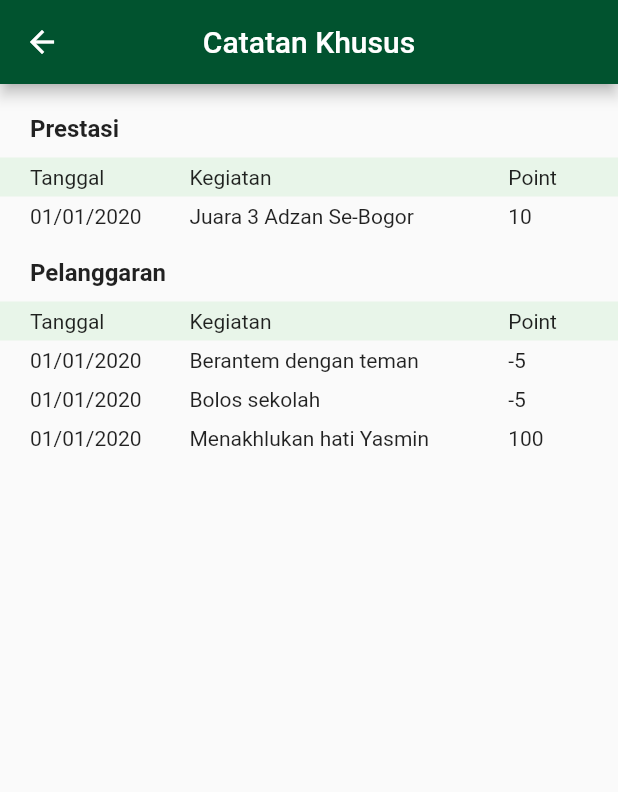
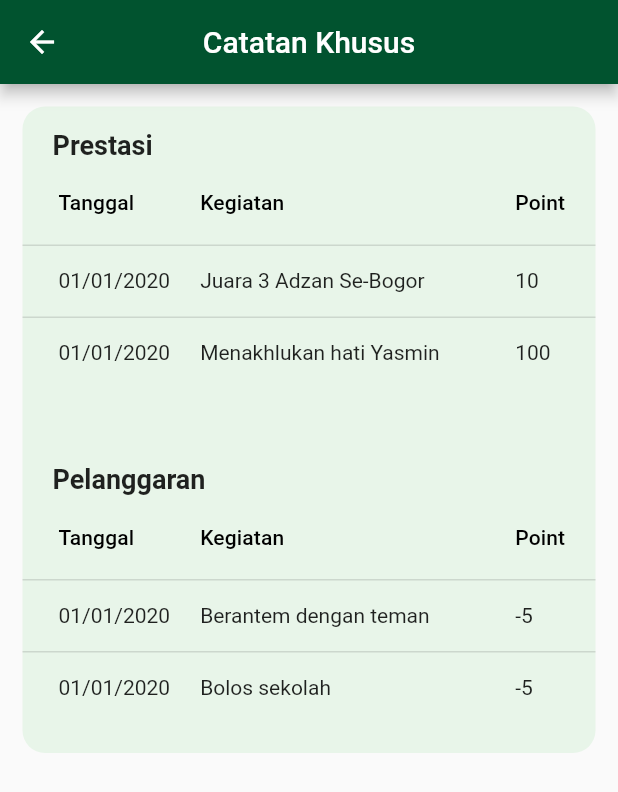
Before and after one commit to friskameilani/SCB-for-Parents, a Flutter app: the CatatanKhusus screen opened by its route, on a phone screen of 412 x 824 dp. Shown: the top 792 px of the screen. Run offline on Flutter 3.47's test engine with Material 2 defaults, Android fonts, the phone set to English and light mode, and no system bars; our stand-ins replace carousel_pro, flutter_secure_storage, shared_preferences; accounts and stored records are empty.

Commit message:
fix catatan khusus

```diff
--- a/lib/controllers/catatanKhusus.dart
+++ b/lib/controllers/catatanKhusus.dart
@@ -1,10 +1,9 @@
-
-class catatan {
+class Catatan {
   String nis, jenis, tanggal, kegiatan, point;
 
-  catatan(this.nis, this.jenis, this.tanggal, this.kegiatan, this.point);
+  Catatan(this.nis, this.jenis, this.tanggal, this.kegiatan, this.point);
 
-  catatan.fromJson(Map<String, dynamic> json) {
+  Catatan.fromJson(Map<String, dynamic> json) {
     nis = json['nis'];
     jenis = json['jenis'];
     tanggal = json['tanggal'];
@@ -22,15 +21,3 @@ class catatan {
     return data;
   }
 }
-//class catatanList{
-//  List<catatan> breeds;
-//
-//  catatanList({this.breeds});
-//
-//  factory catatanList.fromJson(List<dynamic> json) {
-//    return catatanList(
-//        breeds: json
-//            .map((e) => catatan.fromJson(e as Map<String, dynamic>))
-//            .toList());
-//  }
-//}
--- a/lib/views/catatanKhusus.dart
+++ b/lib/views/catatanKhusus.dart
@@ -17,10 +17,9 @@ class _CatatanKhususState extends State<CatatanKhusus> {
   var scbgreen2 = Color.fromRGBO(1, 83, 47, 1);
 
   final String url = "lib/models/prestasiDanPelanggaran.json";
-  List<catatan> catatanSiswa = [];
-  var prestasi = 0;
-  var pelanggaran = 0;
-
+  List<Catatan> catatanSiswa = [];
+  var prestasiList = [];
+  var pelanggaranList = [];
 
   @override
   void initState() {
@@ -32,135 +31,170 @@ class _CatatanKhususState extends State<CatatanKhusus> {
 //    http.Response jsonText= await http.post(url, body: {"jenis": "prestasi"});
     var jsonText = await rootBundle.loadString(url);
     var dataText = json.decode(jsonText);
+    print(dataText);
     var data;
     for (data in dataText) {
-      catatanSiswa.add(new catatan(
+      catatanSiswa.add(new Catatan(
           data['nis'], data['jenis'], data['tanggal'], data['kegiatan'], data['point']));
     }
+    var item;
+    for(item in dataText){
+      if (item['jenis'] == 'Prestasi') {
+        prestasiList.add(item);
+      }
+      else {
+        pelanggaranList.add(item);
+      }
+    }
+    print(prestasiList);
+    print(pelanggaranList);
     setState(() {});
 
     return 'success';
   }
 
   Widget _prestasi(index) {
-    prestasi += 1;
-    if(prestasi==1) {
-    return Container(
-      padding: EdgeInsets.fromLTRB(0, 15, 0, 0),
-      child: Column(
+    return Column(
+      crossAxisAlignment: CrossAxisAlignment.stretch,
+        children: [
+          DataTable(
+            columnSpacing: 20,
+            columns: [
+              DataColumn(
+                label: Text('Tanggal'),
+              ),
+              DataColumn(
+                label: Text('Kegiatan'),
+              ),
+              DataColumn(
+                label: Text('Point'),
+//              numeric: false,
+//              tooltip: "",
+              ),
+            ],
+            rows: prestasiList.map((element) =>
+                DataRow(
+                    cells: <DataCell> [
+                      DataCell(Text(element['tanggal'])),
+                      DataCell(Container(
+                        width: 190, //SET WIDTH
+                        child: Text(
+                            element['kegiatan']
+                        ),
+                      )),
+                      DataCell(Text(element['point'])),
+                    ]),).toList(),
+          ),
+          _pelanggaran(1)
+        ],
+        );
+    }
+
+  Widget _pelanggaran(index) {
+    return Column(
       crossAxisAlignment: CrossAxisAlignment.stretch,
       children: [
         Container(
-            padding: EdgeInsets.fromLTRB(20, 5, 20, 10),
-            child: Text("Prestasi", style: TextStyle(fontWeight: FontWeight.bold, fontSize: 16),),
+            padding: EdgeInsets.fromLTRB(20, 50, 20, 0),
+            child: Text("Pelanggaran",
+              style: TextStyle(fontWeight: FontWeight.bold, fontSize: 18),)
         ),
         Container(
-            color: Colors.green[50],
-            padding: EdgeInsets.fromLTRB(20, 5, 20, 5),
-            child: Row(
-              children: [
-                Expanded(flex: 2, child: Text("Tanggal")),
-                Expanded(flex: 4, child: Text("Kegiatan")),
-                Expanded(flex: 1, child: Text("Point")),
-              ],),
+          child: DataTable(
+              columnSpacing: 20,
+              columns: [
+                DataColumn(
+                  label: Text('Tanggal'),
                 ),
-          Container(
-            padding: EdgeInsets.fromLTRB(20, 5, 20, 5),
-            child: Row(
-              children: [
-                Expanded(flex: 2, child: Text(catatanSiswa[index].tanggal),),
-                Expanded(flex: 4, child: Text(catatanSiswa[index].kegiatan),),
-                Expanded(flex: 1, child: Text(catatanSiswa[index].point),),
-              ],),
+                DataColumn(
+                  label: Text('Kegiatan'),
+                ),
+                DataColumn(
+                  label: Text('Point'),
+                ),
+              ],
+              rows: pelanggaranList.map((element) =>
+                  DataRow(
+                      cells: <DataCell> [
+                        DataCell(Text(element['tanggal'])),
+                        DataCell(Container(
+                          width: 190, //SET width
+                          child: Text(
+                              element['kegiatan']
+                          ),
+                        )),
+                        DataCell(Text(element['point'])),
+                      ]),).toList(),
+            ),
         )
-        ],
-      ),
+    ]
     );
   }
-    else {
-      return Container(
-        padding: EdgeInsets.fromLTRB(20, 5, 20, 5),
-        child: Row(
-          children: [
-            Expanded(flex: 2, child: Text(catatanSiswa[index].tanggal),),
-            Expanded(flex: 4, child: Text(catatanSiswa[index].kegiatan),),
-            Expanded(flex: 1, child: Text(catatanSiswa[index].point),),
-          ],),
-      );
-    }
-//    ~~~~~~ JIKA TIDAK ADA DATA PELANGGARAN ~~~~~~
-//    if((index == (catatanSiswa.length-1)) && (pelanggaran == 0)){
+
+//  Widget _pelanggaran(index) {
+//    pelanggaran += 1;
+//    if(pelanggaran==1) {
 //      return Container(
 //        child: Column(
-//            crossAxisAlignment: CrossAxisAlignment.stretch,
-//            children: [
-//              Container(
+//          crossAxisAlignment: CrossAxisAlignment.stretch,
+//          children: [
+//            Container(
 //              padding: EdgeInsets.fromLTRB(20, 15, 20, 10),
-//                child: Text("Pelanggaran", style: TextStyle(fontWeight: FontWeight.bold, fontSize: 16),),
-//              ),
-//              Container(
-//                color: Colors.green[50],
-//                padding: EdgeInsets.fromLTRB(20, 5, 20, 5),
-//                child: Row(
+//              child: Text("Pelanggaran", style: TextStyle(fontWeight: FontWeight.bold, fontSize: 16),),
+//            ),
+//            Container(
+//              color: Colors.green[50],
+//              padding: EdgeInsets.fromLTRB(20, 5, 20, 5),
+//              child: Row(
 //                children: [
 //                  Expanded(flex: 2, child: Text("Tanggal")),
-//                  Expanded(flex: 3, child: Text("Kegiatan")),
+//                  Expanded(flex: 4, child: Text("Kegiatan")),
 //                  Expanded(flex: 1, child: Text("Point")),
 //                ],),
-//              ),
-//              Container(
-//                padding: EdgeInsets.fromLTRB(20, 5, 20, 5),
-//                child:  Text ("Tidak ada data"),)
-//          ]
-//    ));
+//            ),
+//            Container(
+//              padding: EdgeInsets.fromLTRB(20, 5, 20, 5),
+//              child: Row(
+//                children: [
+//                  Expanded(flex: 2, child: Text(catatanSiswa[index].tanggal),),
+//                  Expanded(flex: 4, child: Text(catatanSiswa[index].kegiatan),),
+//                  Expanded(flex: 1, child: Text(catatanSiswa[index].point),),
+//                ],),
+//            )
+//          ],
+//        ),
+//      );
+//    }
+//    else {
+//      return Container(
+//        padding: EdgeInsets.fromLTRB(20, 5, 20, 5),
+//        child: Row(
+//          children: [
+//            Expanded(flex: 2, child: Text(catatanSiswa[index].tanggal),),
+//            Expanded(flex: 4, child: Text(catatanSiswa[index].kegiatan),),
+//            Expanded(flex: 1, child: Text(catatanSiswa[index].point),),
+//          ],),
+//      );
+//    }
 //  }
-  }
-
-  Widget _pelanggaran(index) {
-    pelanggaran += 1;
-    if(pelanggaran==1) {
-      return Container(
+  fungsiX(jenis, fungsi){
+    Container(
+        decoration: BoxDecoration(
+            color: Colors.green[50],
+            borderRadius: BorderRadius.all(Radius.circular(15))),
+        margin: EdgeInsets.fromLTRB(15, 5, 15, 15),
+        padding: EdgeInsets.fromLTRB(0, 15, 0, 20),
         child: Column(
-          crossAxisAlignment: CrossAxisAlignment.stretch,
+            crossAxisAlignment: CrossAxisAlignment.start,
             children: [
               Container(
-              padding: EdgeInsets.fromLTRB(20, 15, 20, 10),
-              child: Text("Pelanggaran", style: TextStyle(fontWeight: FontWeight.bold, fontSize: 16),),
+              padding: EdgeInsets.fromLTRB(20, 0, 20, 0),
+              child: Text("$jenis",
+                style: TextStyle(fontWeight: FontWeight.bold, fontSize: 18),)
               ),
-            Container(
-              color: Colors.green[50],
-              padding: EdgeInsets.fromLTRB(20, 5, 20, 5),
-              child: Row(
-                children: [
-                  Expanded(flex: 2, child: Text("Tanggal")),
-                  Expanded(flex: 4, child: Text("Kegiatan")),
-                  Expanded(flex: 1, child: Text("Point")),
-                ],),
-            ),
-            Container(
-              padding: EdgeInsets.fromLTRB(20, 5, 20, 5),
-              child: Row(
-                children: [
-                  Expanded(flex: 2, child: Text(catatanSiswa[index].tanggal),),
-                  Expanded(flex: 4, child: Text(catatanSiswa[index].kegiatan),),
-                  Expanded(flex: 1, child: Text(catatanSiswa[index].point),),
-                ],),
-            )
-          ],
-        ),
+              fungsi,
+            ])
     );
-    }
-    else {
-      return Container(
-        padding: EdgeInsets.fromLTRB(20, 5, 20, 5),
-        child: Row(
-          children: [
-            Expanded(flex: 2, child: Text(catatanSiswa[index].tanggal),),
-            Expanded(flex: 4, child: Text(catatanSiswa[index].kegiatan),),
-            Expanded(flex: 1, child: Text(catatanSiswa[index].point),),
-          ],),
-      );
-    }
   }
 
   @override
@@ -177,11 +211,31 @@ class _CatatanKhususState extends State<CatatanKhusus> {
     ),
 
       body: ListView.builder(
-            itemCount: catatanSiswa.length,
+            itemCount: 1,
             itemBuilder: (_, index) {
-              return catatanSiswa[index].jenis == 'Prestasi' ?
-              Container(child: _prestasi(index))
-                  : Container(child: _pelanggaran(index));
+              return catatanSiswa.length != 0?
+              Container(
+                decoration: BoxDecoration(
+                    color: Colors.green[50],
+                    borderRadius: BorderRadius.all(Radius.circular(15))),
+                margin: EdgeInsets.fromLTRB(15, 15, 15, 15),
+                padding: EdgeInsets.fromLTRB(0, 15, 0, 20),
+                  child: Column(
+                    crossAxisAlignment: CrossAxisAlignment.stretch,
+                    children: [
+                      Container(
+                        padding: EdgeInsets.fromLTRB(20, 0, 20, 0),
+                        child: Text("Prestasi",
+                          style: TextStyle(fontWeight: FontWeight.bold, fontSize: 18),)
+                      ),
+                      _prestasi(index)
+                    ],
+                  ))
+                  : Container(
+                    margin: EdgeInsets.fromLTRB(15, 100, 15, 15),
+                        child: Text("Tidak ada data",
+                            textAlign: TextAlign.center),
+                    );
             })
 
     );
```
Also changed, not shown: lib/views/beranda.dart (+0 -14 lines), 1 other file. Lines whose indentation alone changed are shown as unchanged.
